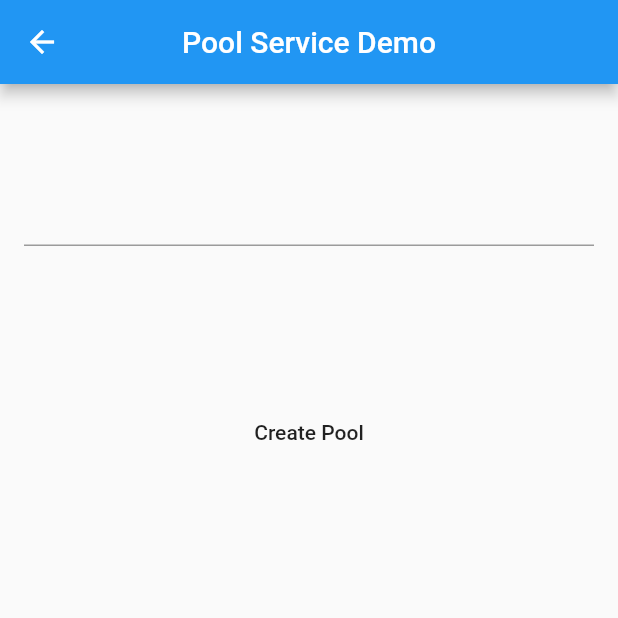
After one commit to codesniper9315/waas_sdk_flutter, a Flutter app: the screen it shows after launch, after a tap on "Pool Service Demo", on a phone screen of 412 x 824 dp, the top half of it. The commit adds this screen. Run offline on Flutter 3.47's test engine with Material 2 defaults, Android fonts, the phone set to English and light mode, and no system bars; our stand-ins replace plugin_platform_interface.

Commit message:
fixed return type errors

```diff
--- /dev/null
+++ b/example/lib/config.dart
@@ -0,0 +1,5 @@
+class Config {
+  static String apiKeyName = 'organizations/{origanization}/apiKeys/{apiKey}';
+  static String privateKey =
+      '-----BEGIN EC PRIVATE KEY----- your private key -----END EC PRIVATE KEY-----\n';
+}
--- /dev/null
+++ b/example/lib/demos/pool_service_page.dart
@@ -0,0 +1,66 @@
+import 'package:flutter/material.dart';
+import 'package:waas_sdk_flutter/waas_sdk_flutter.dart';
+import 'package:waas_sdk_flutter_example/config.dart';
+
+class PoolServicePage extends StatefulWidget {
+  const PoolServicePage({super.key});
+
+  @override
+  State<PoolServicePage> createState() => _PoolServicePageState();
+}
+
+class _PoolServicePageState extends State<PoolServicePage> {
+  final WaasSdkFlutter _waasSdkFlutterPlugin = WaasSdkFlutter();
+
+  bool _isInitialized = false;
+
+  final TextEditingController _poolNameCtrl = TextEditingController();
+
+  @override
+  void initState() {
+    super.initState();
+
+    _waasSdkFlutterPlugin
+        .initPoolService(
+          Config.apiKeyName,
+          Config.privateKey,
+          'https://waas.coinableapp.co',
+        )
+        .then((_) => setState(() => _isInitialized = true));
+  }
+
+  void _onCreatePoolPressed() {
+    String poolName = _poolNameCtrl.text.trim();
+
+    if (poolName.isEmpty) {
+      return;
+    }
+
+    _waasSdkFlutterPlugin.createPool(poolName, '').then((value) {});
+  }
+
+  @override
+  Widget build(BuildContext context) {
+    return Scaffold(
+      appBar: AppBar(
+        centerTitle: true,
+        title: const Text('Pool Service Demo'),
+      ),
+      body: SingleChildScrollView(
+        padding: const EdgeInsets.symmetric(horizontal: 16, vertical: 60),
+        child: Column(
+          children: [
+            TextFormField(controller: _poolNameCtrl),
+            const SizedBox(height: 100),
+            if (_isInitialized) ...[
+              MaterialButton(
+                onPressed: _onCreatePoolPressed,
+                child: const Text('Create Pool'),
+              ),
+            ]
+          ],
+        ),
+      ),
+    );
+  }
+}
--- a/example/lib/main.dart
+++ b/example/lib/main.dart
@@ -1,8 +1,8 @@
 import 'package:flutter/material.dart';
-import 'dart:async';
-
-import 'package:flutter/services.dart';
-import 'package:waas_sdk_flutter/waas_sdk_flutter.dart';
+import 'package:waas_sdk_flutter_example/demos/mpc_key_service_page.dart';
+import 'package:waas_sdk_flutter_example/demos/mpc_transaction_page.dart';
+import 'package:waas_sdk_flutter_example/demos/mpc_wallet_service_page.dart';
+import 'package:waas_sdk_flutter_example/demos/pool_service_page.dart';
 
 void main() {
   runApp(const MyApp());
@@ -16,62 +16,83 @@ class MyApp extends StatefulWidget {
 }
 
 class _MyAppState extends State<MyApp> {
-  String _platformVersion = 'Unknown';
-  final _waasSdkFlutterPlugin = WaasSdkFlutter();
-
   @override
-  void initState() {
-    super.initState();
-    initPlatformState();
+  Widget build(BuildContext context) {
+    return MaterialApp(
+      onGenerateRoute: (settings) {
+        switch (settings.name) {
+          case '/poolService':
+            return MaterialPageRoute(
+              builder: (_) => const PoolServicePage(),
+              settings: settings,
+            );
+          case '/mpcKeyService':
+            return MaterialPageRoute(
+              builder: (_) => const MPCKeyServicePage(),
+              settings: settings,
+            );
+          case '/mpcWalletService':
+            return MaterialPageRoute(
+              builder: (_) => const MPCWalletServicePage(),
+              settings: settings,
+            );
+          case '/mpcTransactionService':
+            return MaterialPageRoute(
+              builder: (_) => const MPCTransactionPage(),
+              settings: settings,
+            );
+          default:
+            return MaterialPageRoute(
+              builder: (_) => const HomePage(),
+              settings: settings,
+            );
+        }
+      },
+      initialRoute: '/',
+    );
+  }
 }
 
-  // Platform messages are asynchronous, so we initialize in an async method.
-  Future<void> initPlatformState() async {
-    String platformVersion;
-    // Platform messages may fail, so we use a try/catch PlatformException.
-    // We also handle the message potentially returning null.
-    try {
-      platformVersion = await _waasSdkFlutterPlugin.getPlatformVersion() ??
-          'Unknown platform version';
-    } on PlatformException {
-      platformVersion = 'Failed to get platform version.';
-    }
-
-    // If the widget was removed from the tree while the asynchronous platform
-    // message was in flight, we want to discard the reply rather than calling
-    // setState to update our non-existent appearance.
-    if (!mounted) return;
-
-    setState(() {
-      _platformVersion = platformVersion;
-    });
-  }
-
-  void initMPCSdk() {
-    _waasSdkFlutterPlugin.initMPCSdk(true).then((value) {
-      _waasSdkFlutterPlugin.bootstrapDevice('passcode123').then((value) {
-        _waasSdkFlutterPlugin
-            .getRegistrationData()
-            .then((value) => print('====registration data: $value'))
-            .catchError((e) => print('====registrationDevice error: $e'));
-      }).catchError((e) => print('====bootstrapDevice error: $e'));
-    }).catchError((e) => print('====mpcsdk initialize error: $e'));
-  }
+class HomePage extends StatelessWidget {
+  const HomePage({super.key});
 
   @override
   Widget build(BuildContext context) {
-    return MaterialApp(
-      home: Scaffold(
+    return Scaffold(
       appBar: AppBar(
         title: const Text('Plugin example app'),
       ),
-        body: Center(
-          child: Text('Running on: $_platformVersion\n'),
+      body: Column(
+        children: [
+          ListTile(
+            onTap: () => Navigator.pushNamed(context, '/poolService'),
+            title: const Text(
+              'Pool Service Demo',
+              style: TextStyle(fontSize: 16),
             ),
-        floatingActionButton: FloatingActionButton.extended(
-          onPressed: initMPCSdk,
-          label: const Text('MPC Sdk Tutorial'),
           ),
+          ListTile(
+            onTap: () => Navigator.pushNamed(context, '/mpcKeyService'),
+            title: const Text(
+              'MPCKey Service Demo',
+              style: TextStyle(fontSize: 16),
+            ),
+          ),
+          ListTile(
+            onTap: () => Navigator.pushNamed(context, '/mpcWalletService'),
+            title: const Text(
+              'MPCWallet Service Demo',
+              style: TextStyle(fontSize: 16),
+            ),
+          ),
+          ListTile(
+            onTap: () => Navigator.pushNamed(context, '/mpcTransaction'),
+            title: const Text(
+              'MPCTransaction Demo',
+              style: TextStyle(fontSize: 16),
+            ),
+          ),
+        ],
       ),
     );
   }
```
Also changed, not shown: example/lib/demos/mpc_key_service_page.dart (added, +59 -0 lines), example/lib/demos/mpc_transaction_page.dart (added, +10 -0 lines), example/lib/demos/mpc_wallet_service_page.dart (added, +80 -0 lines), 1 other file. Lines whose indentation alone changed are shown as unchanged.
